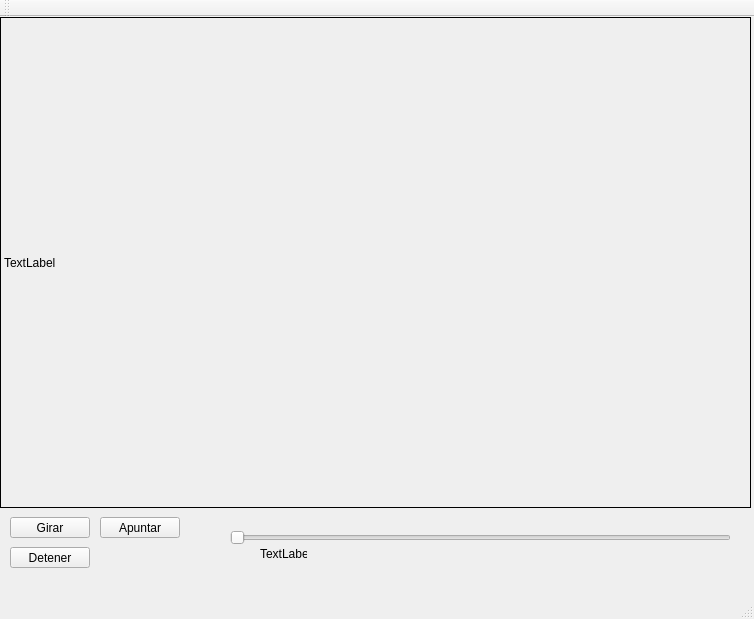
The window that mainwindow.ui (JesusMiramontes/QT-MatrixTransformations) describes before a commit, drawn with Qt 5.
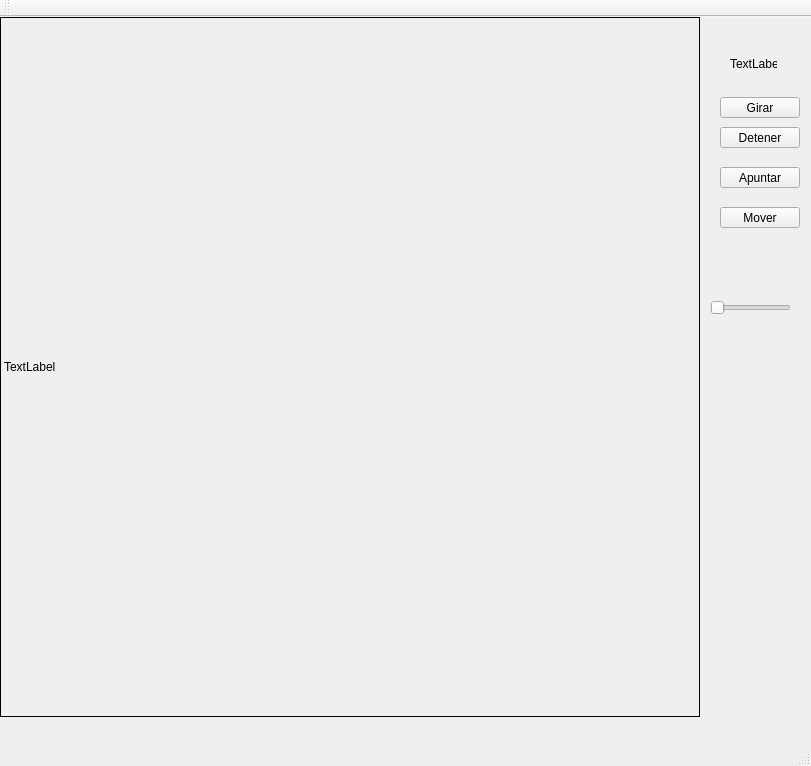
The same window after the commit.

```diff
--- a/mainwindow.ui
+++ b/mainwindow.ui
@@ -6,8 +6,8 @@
    <rect>
     <x>0</x>
     <y>0</y>
-    <width>754</width>
-    <height>619</height>
+    <width>811</width>
+    <height>766</height>
    </rect>
   </property>
   <property name="windowTitle">
@@ -19,8 +19,8 @@
      <rect>
       <x>0</x>
       <y>0</y>
-      <width>751</width>
-      <height>491</height>
+      <width>700</width>
+      <height>700</height>
      </rect>
     </property>
     <property name="frameShape">
@@ -33,9 +33,9 @@
    <widget class="QSlider" name="horizontalSlider">
     <property name="geometry">
      <rect>
-      <x>230</x>
-      <y>510</y>
-      <width>501</width>
+      <x>710</x>
+      <y>280</y>
+      <width>81</width>
       <height>22</height>
      </rect>
     </property>
@@ -52,8 +52,8 @@
    <widget class="QPushButton" name="btnGirar">
     <property name="geometry">
      <rect>
-      <x>10</x>
-      <y>500</y>
+      <x>720</x>
+      <y>80</y>
       <width>80</width>
       <height>21</height>
      </rect>
@@ -65,8 +65,8 @@
    <widget class="QPushButton" name="btnDetener">
     <property name="geometry">
      <rect>
-      <x>10</x>
-      <y>530</y>
+      <x>720</x>
+      <y>110</y>
       <width>80</width>
       <height>21</height>
      </rect>
@@ -78,8 +78,8 @@
    <widget class="QLabel" name="label">
     <property name="geometry">
      <rect>
-      <x>260</x>
-      <y>530</y>
+      <x>730</x>
+      <y>40</y>
       <width>47</width>
       <height>13</height>
      </rect>
@@ -91,8 +91,8 @@
    <widget class="QPushButton" name="btnApuntar">
     <property name="geometry">
      <rect>
-      <x>100</x>
-      <y>500</y>
+      <x>720</x>
+      <y>150</y>
       <width>80</width>
       <height>21</height>
      </rect>
@@ -101,6 +101,19 @@
      <string>Apuntar</string>
     </property>
    </widget>
+   <widget class="QPushButton" name="btnMover">
+    <property name="geometry">
+     <rect>
+      <x>720</x>
+      <y>190</y>
+      <width>80</width>
+      <height>21</height>
+     </rect>
+    </property>
+    <property name="text">
+     <string>Mover</string>
+    </property>
+   </widget>
   </widget>
   <widget class="QMenuBar" name="menuBar">
    <property name="geometry">
```
Left out of the diff: 2 changed lines with no effect on the pictures.
